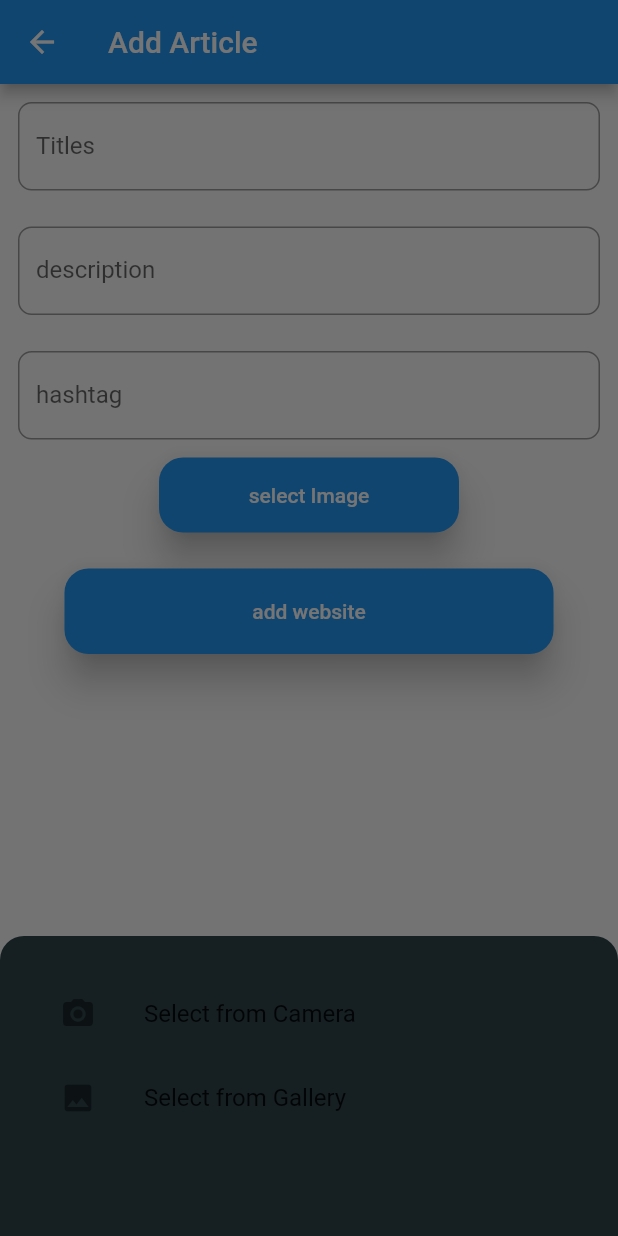
After one commit to abdulatifsaidrasulov927/arboblar_uz, a Flutter app: the AddArticlsScreen screen opened by its route, after a tap on "select Image", on a phone screen of 412 x 824 dp. The commit adds this screen. Run offline on Flutter 3.47's test engine with Material 2 defaults, Android fonts, the phone set to English and light mode, and no system bars; our stand-ins replace bloc, dio, equatable, flutter_bloc, flutter_screenutil, image_picker and 3 more; missing offline and left inert: phone_number; accounts and stored records are empty.

Commit message:
article qoshildi va get function ishladi

```diff
--- a/lib/cubits/acrticles/articles_cubit.dart
+++ b/lib/cubits/acrticles/articles_cubit.dart
@@ -22,10 +22,10 @@ class ArticlesCubit extends Cubit<ArticlesState> {
                   profession: '',
                   views: '',
                   image: '',
-                  description: 'describtion',
+                  description: '',
                   username: '',
                   likes: '',
-                  title: 'Title',
+                  title: '',
                 ),
               ],
               articleDetails: ArticleModel(
@@ -61,7 +61,7 @@ class ArticlesCubit extends Cubit<ArticlesState> {
 
   final ArticlesRepository articlesRepository;
 
-  createWebsite() async {
+  createArticls() async {
     emit(state.copyWith(
       status: FormStatus.loading,
       statusText: "",
@@ -72,7 +72,7 @@ class ArticlesCubit extends Cubit<ArticlesState> {
       emit(
         state.copyWith(
           status: FormStatus.success,
-          statusText: "",
+          statusText: "articles_added",
         ),
       );
     } else {
@@ -97,9 +97,8 @@ class ArticlesCubit extends Cubit<ArticlesState> {
       emit(
         state.copyWith(
           status: FormStatus.success,
-          statusText: "get_website",
-          articleDetails: response.data,
-          articleModel: response.data,
+          statusText: "get_articles",
+          articles: response.data,
         ),
       );
     } else {
@@ -145,6 +144,11 @@ class ArticlesCubit extends Cubit<ArticlesState> {
       case ArticlesFieldKeys.add_date:
         {
           currentArticles = currentArticles.copyWith(addDate: value as String);
+          break;
+        }
+      case ArticlesFieldKeys.hashtag:
+        {
+          currentArticles = currentArticles.copyWith(hashtag: value as String);
           break;
         }
       case ArticlesFieldKeys.art_id:
--- a/lib/cubits/acrticles/articles_state.dart
+++ b/lib/cubits/acrticles/articles_state.dart
@@ -43,11 +43,10 @@ class ArticlesState extends Equatable {
       ];
 
   bool canAddArticles() {
-    if (articleModel.username.isEmpty) return false;
-
     if (articleModel.image.isEmpty) return false;
     if (articleModel.title.isEmpty) return false;
-    if (articleModel.avatar.isEmpty) return false;
+    if (articleModel.hashtag.isEmpty) return false;
+
     if (articleModel.description.isEmpty) return false;
     return true;
   }
--- a/lib/data/models/article_model/articles_fiel_keys.dart
+++ b/lib/data/models/article_model/articles_fiel_keys.dart
@@ -10,4 +10,5 @@ enum ArticlesFieldKeys {
   avatar,
   profession,
   user_id,
+  hashtag,
 }
--- a/lib/data/network/api_service.dart
+++ b/lib/data/network/api_service.dart
@@ -287,9 +287,10 @@ class ApiService {
     try {
       response = await _dio.post(
         '/articles',
-        data: await articleModel,
+        data: await articleModel.getFormData(),
       );
       if ((response.statusCode! >= 200) && (response.statusCode! < 300)) {
+        print("Qoshildi >>>>>>>>>>>>>>>>>>>>>>>>>>>>>>>>>>>>>>>>>>>");
         return UniversalData(data: response.data["data"]);
       }
       return UniversalData(error: "Other Error");
--- a/lib/presentation/app_routes.dart
+++ b/lib/presentation/app_routes.dart
@@ -1,3 +1,4 @@
+import 'package:arboblar_uz/presentation/article/widgets/articles_add_screen.dart';
 import 'package:flutter/material.dart';
 import 'package:arboblar_uz/data/models/user/user_model.dart';
 import 'package:arboblar_uz/presentation/auth/gmail_confirm/gmail_confirm_screen.dart';
@@ -14,6 +15,7 @@ class RouteNames {
   static const String tabBox = "/tab_box";
   static const String confirmGmail = "/confirm_gmail";
   static const String addWebsite = "/add_website";
+  static const String addArticle = "/add_article";
 }
 
 class AppRoutes {
@@ -37,6 +39,9 @@ class AppRoutes {
       case RouteNames.addWebsite:
         return MaterialPageRoute(builder: (context) => AddWebsiteScreen());
 
+      case RouteNames.addArticle:
+        return MaterialPageRoute(builder: (context) => AddArticlsScreen());
+
       case RouteNames.confirmGmail:
         return MaterialPageRoute(
             builder: (context) => GmailConfirmScreen(
--- /dev/null
+++ b/lib/presentation/article/widgets/articles_add_screen.dart
@@ -0,0 +1,279 @@
+import 'package:arboblar_uz/cubits/acrticles/articles_cubit.dart';
+import 'package:arboblar_uz/data/models/article_model/articles_fiel_keys.dart';
+import 'package:arboblar_uz/presentation/app_routes.dart';
+import 'package:flutter/material.dart';
+import 'package:flutter_bloc/flutter_bloc.dart';
+import 'package:image_picker/image_picker.dart';
+import 'package:arboblar_uz/utils/colors/app_colors.dart';
+import 'package:arboblar_uz/utils/ui_utils/error_message_dialog.dart';
+
+class AddArticlsScreen extends StatefulWidget {
+  const AddArticlsScreen({super.key});
+
+  @override
+  State<AddArticlsScreen> createState() => _AddArticlsScreenState();
+}
+
+class _AddArticlsScreenState extends State<AddArticlsScreen> {
+  ImagePicker picker = ImagePicker();
+
+  late ArticlesCubit bloc;
+
+  @override
+  void initState() {
+    bloc = BlocProvider.of<ArticlesCubit>(context);
+    super.initState();
+  }
+
+  @override
+  Widget build(BuildContext context) {
+    return Scaffold(
+      appBar: AppBar(
+        title: const Text("Add Article"),
+      ),
+      body: ListView(
+        children: [
+          Padding(
+            padding: const EdgeInsets.all(12.0),
+            child: TextFormField(
+              textInputAction: TextInputAction.next,
+              onChanged: (value) {
+                bloc.updateArticlesField(
+                  fieldKey: ArticlesFieldKeys.title,
+                  value: value,
+                );
+              },
+              keyboardType: TextInputType.text,
+              maxLines: 1,
+              decoration: const InputDecoration(
+                  hintText: 'Title',
+                  labelText: 'Titles',
+                  errorStyle: TextStyle(fontSize: 18.0),
+                  border: OutlineInputBorder(
+                      borderSide: BorderSide(color: Colors.red),
+                      borderRadius: BorderRadius.all(Radius.circular(9.0)))),
+            ),
+          ),
+          Padding(
+            padding: const EdgeInsets.all(12.0),
+            child: TextFormField(
+              textInputAction: TextInputAction.next,
+              onChanged: (value) {
+                bloc.updateArticlesField(
+                  fieldKey: ArticlesFieldKeys.description,
+                  value: value,
+                );
+              },
+              keyboardType: TextInputType.text,
+              maxLines: 1,
+              decoration: const InputDecoration(
+                  hintText: 'description',
+                  labelText: 'description',
+                  errorStyle: TextStyle(fontSize: 18.0),
+                  border: OutlineInputBorder(
+                      borderSide: BorderSide(color: Colors.red),
+                      borderRadius: BorderRadius.all(Radius.circular(9.0)))),
+            ),
+          ),
+
+          // Padding(
+          //   padding: const EdgeInsets.all(12.0),
+          //   child: InkWell(
+          //     onTap: () {
+          //       Navigator.push(context, MaterialPageRoute(builder: (context) {
+          //         return PhoneScreen();
+          //       }));
+          //     },
+          //     child: IgnorePointer(
+          //       child: TextFormField(
+          //         controller: phoneController,
+          //         onChanged: (value) {
+          //           bloc.updateWebsiteField(
+          //             fieldKey: WebsiteFieldKeys.contact,
+          //             value: phoneController,
+          //           );
+          //         },
+          //         decoration: const InputDecoration(
+          //           labelText: 'add Phone',
+          //           helperText: '',
+          //         ),
+          //       ),
+          //     ),
+          //   ),
+          // ),
+
+          // Padding(
+          //   padding: const EdgeInsets.all(12.0),
+          //   child: TextFormField(
+          //     textInputAction: TextInputAction.next,
+          //     onChanged: (value) {
+          //       bloc.updateWebsiteField(
+          //         fieldKey: WebsiteFieldKeys.contact,
+          //         value: value,
+          //       );
+          //     },
+          //     keyboardType: TextInputType.text,
+          //     maxLines: 1,
+          //     decoration: const InputDecoration(
+          //         hintText: 'example 947191205',
+          //         labelText: 'phone number',
+          //         errorStyle: TextStyle(fontSize: 18.0),
+          //         border: OutlineInputBorder(
+          //             borderSide: BorderSide(color: Colors.red),
+          //             borderRadius: BorderRadius.all(Radius.circular(9.0)))),
+          //   ),
+          // ),
+
+          Padding(
+            padding: const EdgeInsets.all(12.0),
+            child: TextFormField(
+              textInputAction: TextInputAction.next,
+              onChanged: (value) {
+                bloc.updateArticlesField(
+                  fieldKey: ArticlesFieldKeys.hashtag,
+                  value: value,
+                );
+              },
+              keyboardType: TextInputType.text,
+              maxLines: 1,
+              decoration: const InputDecoration(
+                  hintText: 'example #talim',
+                  labelText: 'hashtag',
+                  errorStyle: TextStyle(fontSize: 18.0),
+                  border: OutlineInputBorder(
+                      borderSide: BorderSide(color: Colors.red),
+                      borderRadius: BorderRadius.all(Radius.circular(9.0)))),
+            ),
+          ),
+          Row(
+            mainAxisAlignment: MainAxisAlignment.center,
+            children: [
+              SizedBox(
+                height: 50,
+                width: 200,
+                child: ElevatedButton(
+                  onPressed: () {
+                    showBottomSheetDialog();
+                  },
+                  style: ButtonStyle(
+                      shape: MaterialStateProperty.all(RoundedRectangleBorder(
+                          borderRadius: BorderRadius.circular(16))),
+                      elevation: const MaterialStatePropertyAll<double>(10),
+                      backgroundColor:
+                          const MaterialStatePropertyAll<Color>(Colors.blue)),
+                  child: const Text('select Image'),
+                ),
+              ),
+            ],
+          ),
+          const SizedBox(
+            height: 24,
+          ),
+          Row(
+            mainAxisAlignment: MainAxisAlignment.center,
+            children: [
+              Container(
+                height: 57,
+                width: 326,
+                child: ElevatedButton(
+                  onPressed: () {
+                    if (bloc.state.canAddArticles()) {
+                      //showErrorMessage(message: "Yaroqli!!!", context: context);
+                      bloc.createArticls();
+                      Navigator.pushReplacementNamed(
+                          context, RouteNames.tabBox);
+                      Navigator.pop(context);
+                    } else {
+                      showErrorMessage(
+                          message: "Ma'lumotlar to'liq emas!!!",
+                          context: context);
+                    }
+                  },
+                  style: ButtonStyle(
+                      shape: MaterialStateProperty.all(RoundedRectangleBorder(
+                          borderRadius: BorderRadius.circular(16))),
+                      elevation: const MaterialStatePropertyAll<double>(10),
+                      backgroundColor:
+                          const MaterialStatePropertyAll<Color>(Colors.blue)),
+                  child: const Text('add website'),
+                ),
+              ),
+            ],
+          ),
+          const SizedBox(
+            height: 24,
+          ),
+        ],
+      ),
+    );
+  }
+
+  void showBottomSheetDialog() {
+    showModalBottomSheet(
+      backgroundColor: Colors.transparent,
+      context: context,
+      builder: (BuildContext context) {
+        return Container(
+          padding: const EdgeInsets.all(24),
+          height: 200,
+          decoration: BoxDecoration(
+            color: AppColors.c_162023,
+            borderRadius: const BorderRadius.only(
+              topLeft: Radius.circular(16),
+              topRight: Radius.circular(16),
+            ),
+          ),
+          child: Column(
+            children: [
+              ListTile(
+                onTap: () {
+                  _getFromCamera();
+                  Navigator.pop(context);
+                },
+                leading: const Icon(Icons.camera_alt),
+                title: const Text("Select from Camera"),
+              ),
+              ListTile(
+                onTap: () {
+                  _getFromGallery();
+                  Navigator.pop(context);
+                },
+                leading: const Icon(Icons.photo),
+                title: const Text("Select from Gallery"),
+              )
+            ],
+          ),
+        );
+      },
+    );
+  }
+
+  Future<void> _getFromCamera() async {
+    XFile? xFile = await picker.pickImage(
+      source: ImageSource.camera,
+      maxHeight: 512,
+      maxWidth: 512,
+    );
+
+    if (xFile != null && context.mounted) {
+      bloc.updateArticlesField(
+        fieldKey: ArticlesFieldKeys.image,
+        value: xFile.path,
+      );
+    }
+  }
+
+  Future<void> _getFromGallery() async {
+    XFile? xFile = await picker.pickImage(
+      source: ImageSource.gallery,
+      maxHeight: 512,
+      maxWidth: 512,
+    );
+    if (xFile != null && context.mounted) {
+      bloc.updateArticlesField(
+        fieldKey: ArticlesFieldKeys.image,
+        value: xFile.path,
+      );
+    }
+  }
+}
```
Also changed, not shown: lib/data/models/article_model/article_model.dart (+10 -10 lines), lib/presentation/article/articles_screen.dart (+16 -0 lines).
